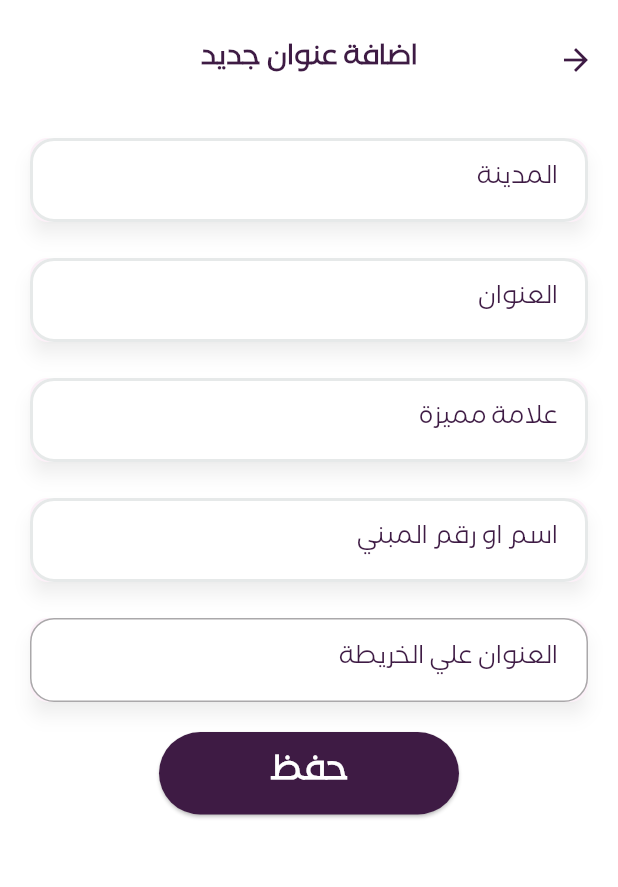
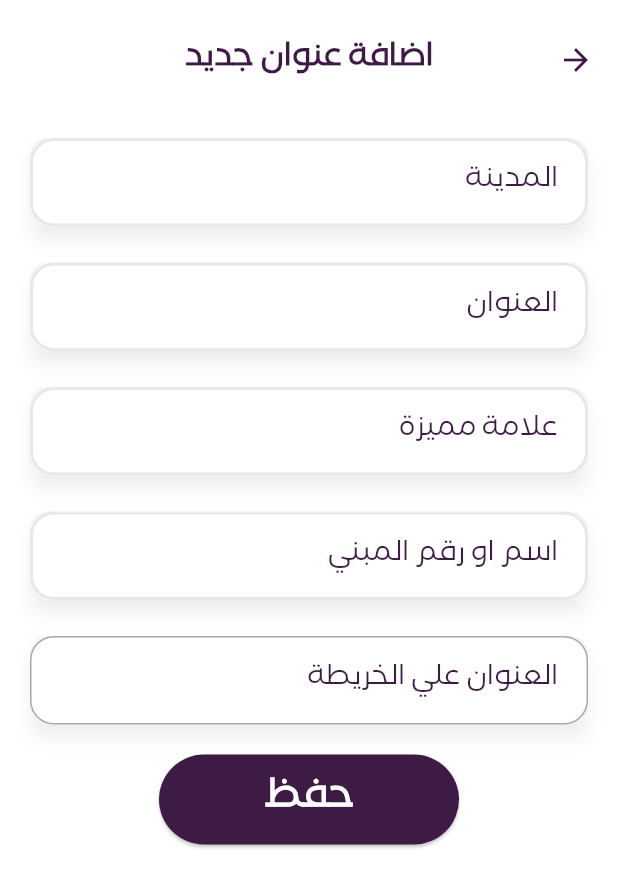
Before and after one commit to engsayed74/Touch, a Flutter app: the AddNewAddressView screen opened by its route, on a phone screen of 412 x 824 dp. Shown: the top 887 px of the screen. Run offline on Flutter 3.47's test engine with Material 3 defaults, Android fonts, the phone set to English and light mode, and no system bars; our stand-ins replace carousel_slider, curved_navigation_bar, dots_indicator, file_picker, flutter_screenutil, geocoding and 4 more; missing offline and left inert: flutter_pannable_rating_bar; accounts and stored records are empty.

Commit message:
change font size after add sp

```diff
--- a/lib/core/utils/app_text_style.dart
+++ b/lib/core/utils/app_text_style.dart
@@ -1,51 +1,52 @@
 import 'package:flutter/material.dart';
+import 'package:flutter_screenutil/flutter_screenutil.dart';
 
 abstract class AppTextStyle {
-  static const TextStyle bold22 = TextStyle(
+  static  TextStyle bold22 = TextStyle(
     fontWeight: FontWeight.w700,
-    fontSize: 22,
+    fontSize: 22.sp,
   );
-  static const TextStyle bold18 = TextStyle(
+  static  TextStyle bold18 = TextStyle(
     fontWeight: FontWeight.bold,
-    fontSize: 18,
+    fontSize: 18.sp,
   );
-  static const TextStyle bold11 = TextStyle(
+  static  TextStyle bold11 = TextStyle(
     fontWeight: FontWeight.bold,
-    fontSize: 11,
+    fontSize: 11.sp,
   );
-  static const TextStyle bold12 = TextStyle(
+  static  TextStyle bold12 = TextStyle(
     fontWeight: FontWeight.bold,
-    fontSize: 12,
+    fontSize: 12.sp,
   );
-  static const TextStyle bold14 = TextStyle(
+  static  TextStyle bold14 = TextStyle(
     fontWeight: FontWeight.bold,
-    fontSize: 14,
+    fontSize: 14.sp,
   );
-  static const TextStyle bold16 = TextStyle(
+  static  TextStyle bold16 = TextStyle(
     fontWeight: FontWeight.bold,
-    fontSize: 16,
+    fontSize: 16.sp,
   );
 
-  static const TextStyle regular20 = TextStyle(
+  static  TextStyle regular20 = TextStyle(
     fontWeight: FontWeight.normal,
-    fontSize: 20,
+    fontSize: 20.sp,
   );
-  static const TextStyle regular14 = TextStyle(
+  static  TextStyle regular14 = TextStyle(
     fontWeight: FontWeight.normal,
-    fontSize: 14,
+    fontSize: 14.sp,
   );
 
 
-  static const TextStyle regular16 = TextStyle(
+  static  TextStyle regular16 = TextStyle(
     fontWeight: FontWeight.normal,
-    fontSize: 16,
+    fontSize: 16.sp,
   );
-  static const TextStyle regular18 = TextStyle(
+  static  TextStyle regular18 = TextStyle(
     fontWeight: FontWeight.normal,
-    fontSize: 18,
+    fontSize: 18.sp,
   );
-  static const TextStyle regular11 = TextStyle(
+  static  TextStyle regular11 = TextStyle(
     fontWeight: FontWeight.normal,
-    fontSize: 11,
+    fontSize: 11.sp,
   );
 }
--- a/lib/features/addresses/presentation/views/widgets/add_new_address_body.dart
+++ b/lib/features/addresses/presentation/views/widgets/add_new_address_body.dart
@@ -107,7 +107,7 @@ class _AddNewAddressBodyState extends State<AddNewAddressBody> {
                     }
                         */
                   },
-                  child: const Text(
+                  child:  Text(
                     'حفظ',
                     style: AppTextStyle.bold22,
                   ),
--- a/lib/features/home/presentation/views/widgets/person_view_body.dart
+++ b/lib/features/home/presentation/views/widgets/person_view_body.dart
@@ -104,7 +104,7 @@ class _PersonViewBodyState extends State<PersonViewBody> {
                                                        Navigator.pushReplacementNamed(
                                                            context, LoginView.routeName);
                                                  },
-                                                 child: const Text(
+                                                 child:  Text(
                                                    'تحديث البيانات',
                                                    style: AppTextStyle.regular18,
                                                  ),
--- a/lib/features/private_order/presentation/views/widgets/private_order_body.dart
+++ b/lib/features/private_order/presentation/views/widgets/private_order_body.dart
@@ -97,7 +97,7 @@ class _PrivateOrderBodyState extends State<PrivateOrderBody> {
                                     ),
                                   ));
                     },
-                    child: const Text(
+                    child:  Text(
                       'التالى',
                       style: AppTextStyle.regular18,
                     ),
--- a/lib/features/private_order/presentation/views/widgets/private_order_details_body.dart
+++ b/lib/features/private_order/presentation/views/widgets/private_order_details_body.dart
@@ -155,7 +155,7 @@ class _PrivateOrderDetailsBodyState extends State<PrivateOrderDetailsBody> {
                           foregroundColor: Colors.white,
                           backgroundColor: AppColors.primaryColor),
                       onPressed: () {},
-                      child: const Text(
+                      child:  Text(
                         'تاكيد الطلب',
                         style: AppTextStyle.bold22,
                       ),
--- a/lib/features/setting/presentation/views/widgets/contact_us_body.dart
+++ b/lib/features/setting/presentation/views/widgets/contact_us_body.dart
@@ -92,7 +92,7 @@ class ContactUsBody extends StatelessWidget {
                     onPressed: () {
                       Navigator.pop(context);
                     },
-                    child: const Text(
+                    child:  Text(
                       'ارسال',
                       style: AppTextStyle.bold22,
                     ),
--- a/lib/features/setting/presentation/views/widgets/terms_conditions_body.dart
+++ b/lib/features/setting/presentation/views/widgets/terms_conditions_body.dart
@@ -97,7 +97,7 @@ class _TermsConditionsBodyState extends State<TermsConditionsBody> {
                                     ),
                                   ));
                     },
-                    child: const Text(
+                    child:  Text(
                       'حفظ',
                       style: AppTextStyle.regular18,
                     ),
```
